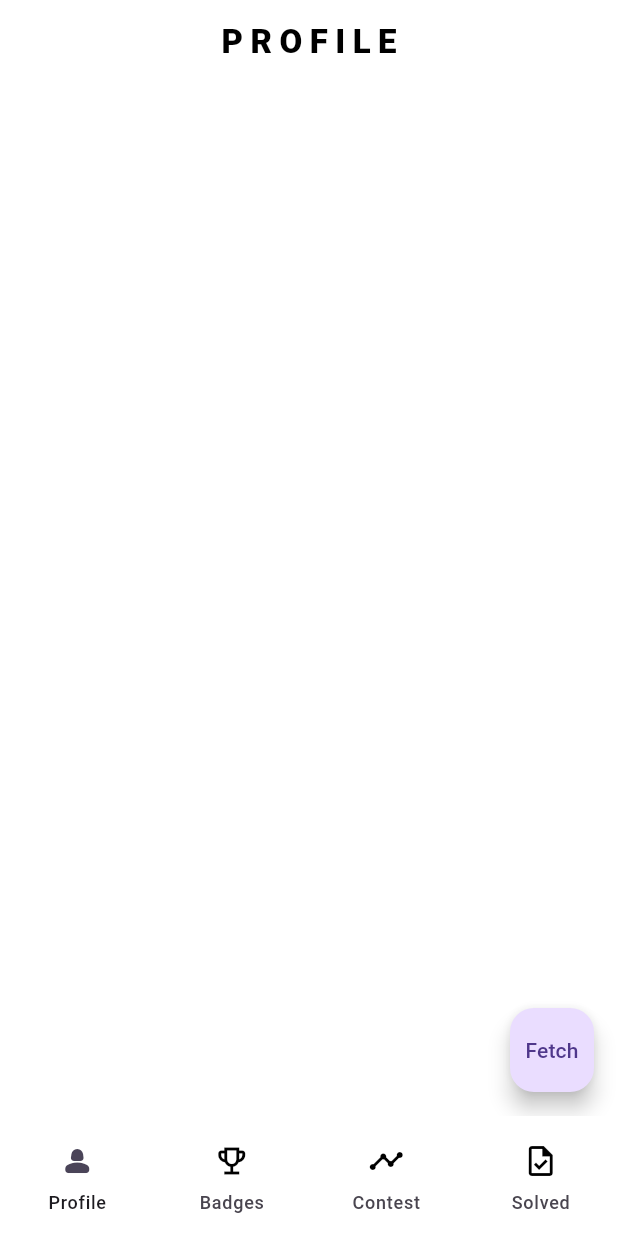
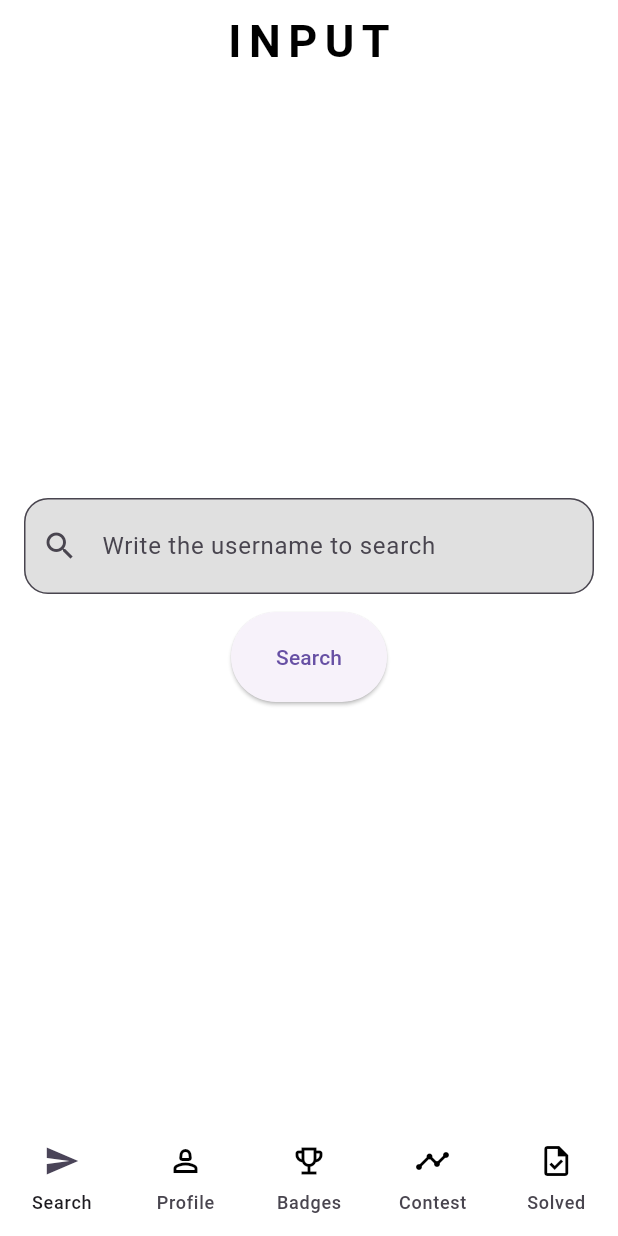
Before and after one commit to shreeyansh64/leet, a Flutter app: the screen it shows after launch, on a phone screen of 412 x 824 dp. Run offline on Flutter 3.47's test engine with Material 3 defaults, Android fonts, the phone set to English and light mode, and no system bars; our stand-ins replace shared_preferences; accounts and stored records are empty.

Commit message:
Profile and input pages created

```diff
--- a/lib/main.dart
+++ b/lib/main.dart
@@ -1,6 +1,7 @@
 import 'package:flutter/material.dart';
 import 'package:leet/view/badgespage.dart';
 import 'package:leet/view/contestpage.dart';
+import 'package:leet/view/inputpage.dart';
 import 'package:leet/view/profilepage.dart';
 import 'package:leet/view/solvedpage.dart';
 
@@ -28,6 +29,7 @@ class _MainPageState extends State<MainPage> {
   int _currentIndex = 0;
 
   final List<Widget> _pages = [
+    InputPage(),
     ProfilePage(),
     BadgesPage(),
     ContestPage(),
@@ -52,6 +54,11 @@ class _MainPageState extends State<MainPage> {
             });
           },
           destinations: [
+            NavigationDestination(
+              icon: Icon(Icons.send_outlined, color: Colors.black),
+              label: "Search",
+              selectedIcon: Icon(Icons.send),
+            ),
             NavigationDestination(
               icon: Icon(Icons.person_2_outlined, color: Colors.black),
               label: "Profile",
--- /dev/null
+++ b/lib/models/profilemodel.dart
@@ -0,0 +1,75 @@
+class Profile {
+  final String username;
+  final String name;
+  final String birthday;
+  final String avatar;
+  final int ranking;
+  final int reputation;
+  final String? gitHub;
+  final String? twitter;
+  final String? linkedIN;
+  final List<String>? website;
+  final String country;
+  final String? company;
+  final String? school;
+  final List<String>? skillTags;
+  final String? about;
+
+  Profile({
+    required this.username,
+    required this.name,
+    required this.birthday,
+    required this.avatar,
+    required this.ranking,
+    required this.reputation,
+    this.gitHub,
+    this.twitter,
+    this.linkedIN,
+    this.website,
+    required this.country,
+    this.company,
+    this.school,
+    this.skillTags,
+    this.about,
+  });
+
+  factory Profile.fromJson(Map<String, dynamic> json) {
+    return Profile(
+      username: json['username'] ?? '',
+      name: json['name'] ?? '',
+      birthday: json['birthday'] ?? '',
+      avatar: json['avatar'] ?? '',
+      ranking: json['ranking'] ?? 0,
+      reputation: json['reputation'] ?? 0,
+      gitHub: json['gitHub'],
+      twitter: json['twitter'],
+      linkedIN: json['linkedIN'],
+      website: json['website'] != null ? List<String>.from(json['website']) : [],
+      country: json['country'] ?? '',
+      company: json['company'],
+      school: json['school'],
+      skillTags: json['skillTags'] != null ? List<String>.from(json['skillTags']) : [],
+      about: json['about'],
+    );
+  }
+
+  Map<String, dynamic> toJson() {
+    return {
+      'username': username,
+      'name': name,
+      'birthday': birthday,
+      'avatar': avatar,
+      'ranking': ranking,
+      'reputation': reputation,
+      'gitHub': gitHub,
+      'twitter': twitter,
+      'linkedIN': linkedIN,
+      'website': website,
+      'country': country,
+      'company': company,
+      'school': school,
+      'skillTags': skillTags,
+      'about': about,
+    };
+  }
+}
--- /dev/null
+++ b/lib/view/inputpage.dart
@@ -0,0 +1,68 @@
+import 'package:flutter/material.dart';
+import 'package:shared_preferences/shared_preferences.dart';
+
+class InputPage extends StatefulWidget {
+  const InputPage({super.key});
+
+  @override
+  State<InputPage> createState() => _InputPageState();
+}
+
+class _InputPageState extends State<InputPage> {
+
+  bool click = false;
+  TextEditingController controller = TextEditingController();
+
+  Future<void> saveData() async {
+  final SharedPreferences prefs = await SharedPreferences.getInstance();
+
+  await prefs.setString('user', controller.text.trim());
+  setState(() {
+    click = true;
+  });
+}
+
+  @override
+  Widget build(BuildContext context) {
+    return Scaffold(
+      backgroundColor: Colors.white,
+      appBar: AppBar(
+        backgroundColor: Colors.white,
+        title: Center(
+          child: Text(
+            "INPUT",
+            style: TextStyle(
+              color: Colors.black,
+              fontWeight: FontWeight.bold,
+              letterSpacing: 5,
+              fontSize: 30,
+            ),
+          ),
+        ),
+      ),
+      body: Column(
+        mainAxisAlignment: MainAxisAlignment.center,
+        children: [
+          Padding(
+            padding: const EdgeInsets.symmetric(horizontal: 16),
+            child: TextField(
+              controller: controller,
+              decoration: InputDecoration(
+                fillColor: Colors.grey[300],
+                filled: true,
+                contentPadding: EdgeInsets.symmetric(vertical: 20),
+                border: OutlineInputBorder(
+                  borderRadius: BorderRadius.circular(16)
+                ),
+                prefixIcon: Icon(Icons.search),
+                hintText: "Write the username to search",
+              ),
+            ),
+          ),
+          SizedBox(height: 12,),
+          ElevatedButton(style: ElevatedButton.styleFrom(padding: EdgeInsets.symmetric(horizontal: 30,vertical: 20)),onPressed:saveData, child: click?Text("Saved !"):Text("Search"))
+        ],
+      ),
+    );
+  }
+}
```
Also changed, not shown: lib/services/profileservice.dart (added, +28 -0 lines), lib/services/solvedservice.dart (deleted, +0 -15 lines), lib/view/badgespage.dart (+1 -16 lines), lib/view/chart.dart (deleted, +0 -51 lines), lib/view/contestpage.dart (+1 -16 lines), lib/view/profilePage.dart (+54 -116 lines), lib/view/solvedpage.dart (+1 -18 lines), 1 other file.
